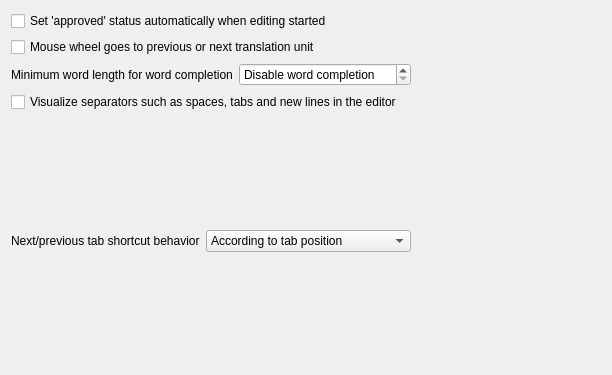
Before: the Qt Designer form src/prefs/prefs_editor.ui in KDE/lokalize, drawn with Qt 5.
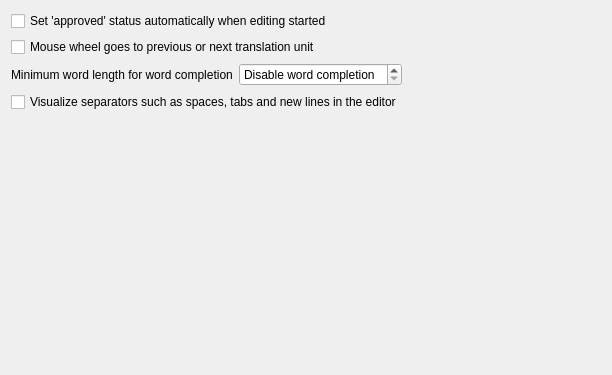
After: the same form once the commit is applied.

Patch:
```diff
--- a/src/prefs/prefs_editor.ui
+++ b/src/prefs/prefs_editor.ui
@@ -87,40 +87,6 @@
      </property>
     </widget>
    </item>
-   <item row="4" column="0">
-    <layout class="QHBoxLayout">
-     <item>
-      <widget class="QLabel" name="l2">
-       <property name="toolTip">
-        <string>Defines the behavior of the next/previous tab shortcuts</string>
-       </property>
-       <property name="text">
-        <string>Next/previous tab shortcut behavior</string>
-       </property>
-      </widget>
-     </item>
-     <item>
-      <widget class="QComboBox" name="kcfg_TabSwitch" >
-       <item>
-        <property name="text" >
-         <string>According to tab position</string>
-        </property>
-        <property name="data">
-         <number>0</number>
-        </property>
-       </item>
-       <item>
-        <property name="text" >
-         <string>According to tab activation order</string>
-        </property>
-        <property name="data">
-         <number>2</number>
-        </property>
-       </item>
-      </widget>
-     </item>
-    </layout>
-   </item>
   </layout>
  </widget>
  <resources/>
```
